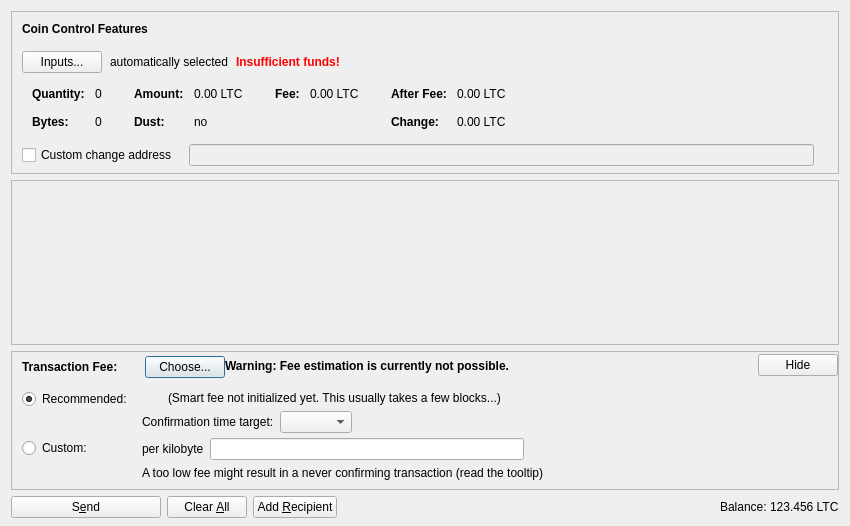
The window that src/qt/forms/sendcoinsdialog.ui (arsepound/arsepound) describes before a commit, drawn with Qt 5.
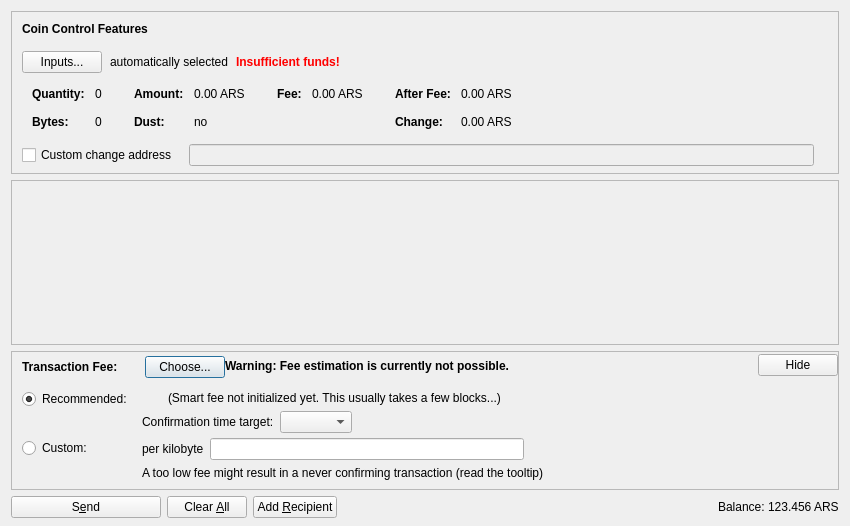
The same window after the commit. Icons and pictures are not drawn. Custom widgets are drawn as their Qt base class.

```diff
--- a/src/qt/forms/sendcoinsdialog.ui
+++ b/src/qt/forms/sendcoinsdialog.ui
@@ -324,7 +324,7 @@
                   <enum>Qt::ActionsContextMenu</enum>
                  </property>
                  <property name="text">
-                  <string notr="true">0.00 LTC</string>
+                  <string notr="true">0.00 ARS</string>
                  </property>
                  <property name="textInteractionFlags">
                   <set>Qt::LinksAccessibleByMouse|Qt::TextSelectableByKeyboard|Qt::TextSelectableByMouse</set>
@@ -404,7 +404,7 @@
                   <enum>Qt::ActionsContextMenu</enum>
                  </property>
                  <property name="text">
-                  <string notr="true">0.00 LTC</string>
+                  <string notr="true">0.00 ARS</string>
                  </property>
                  <property name="textInteractionFlags">
                   <set>Qt::LinksAccessibleByMouse|Qt::TextSelectableByKeyboard|Qt::TextSelectableByMouse</set>
@@ -455,7 +455,7 @@
                   <enum>Qt::ActionsContextMenu</enum>
                  </property>
                  <property name="text">
-                  <string notr="true">0.00 LTC</string>
+                  <string notr="true">0.00 ARS</string>
                  </property>
                  <property name="textInteractionFlags">
                   <set>Qt::LinksAccessibleByMouse|Qt::TextSelectableByKeyboard|Qt::TextSelectableByMouse</set>
@@ -484,7 +484,7 @@
                   <enum>Qt::ActionsContextMenu</enum>
                  </property>
                  <property name="text">
-                  <string notr="true">0.00 LTC</string>
+                  <string notr="true">0.00 ARS</string>
                  </property>
                  <property name="textInteractionFlags">
                   <set>Qt::LinksAccessibleByMouse|Qt::TextSelectableByKeyboard|Qt::TextSelectableByMouse</set>
@@ -1204,7 +1204,7 @@
           <cursorShape>IBeamCursor</cursorShape>
          </property>
          <property name="text">
-          <string notr="true">123.456 LTC</string>
+          <string notr="true">123.456 ARS</string>
          </property>
          <property name="textInteractionFlags">
           <set>Qt::LinksAccessibleByMouse|Qt::TextSelectableByKeyboard|Qt::TextSelectableByMouse</set>
```
